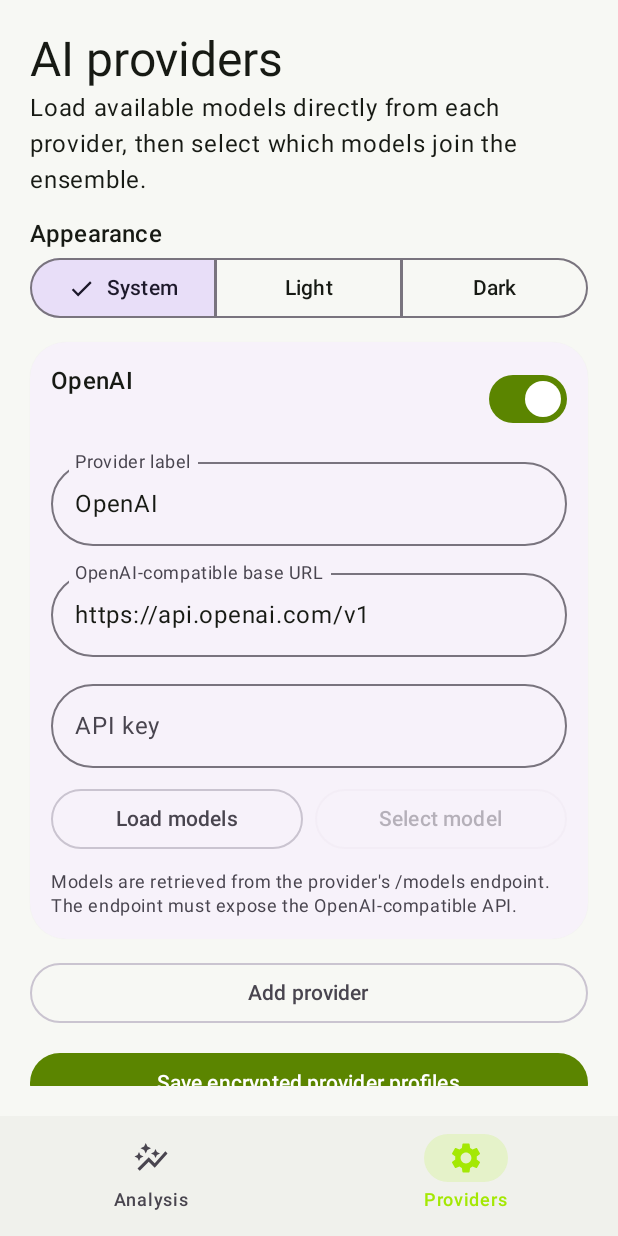
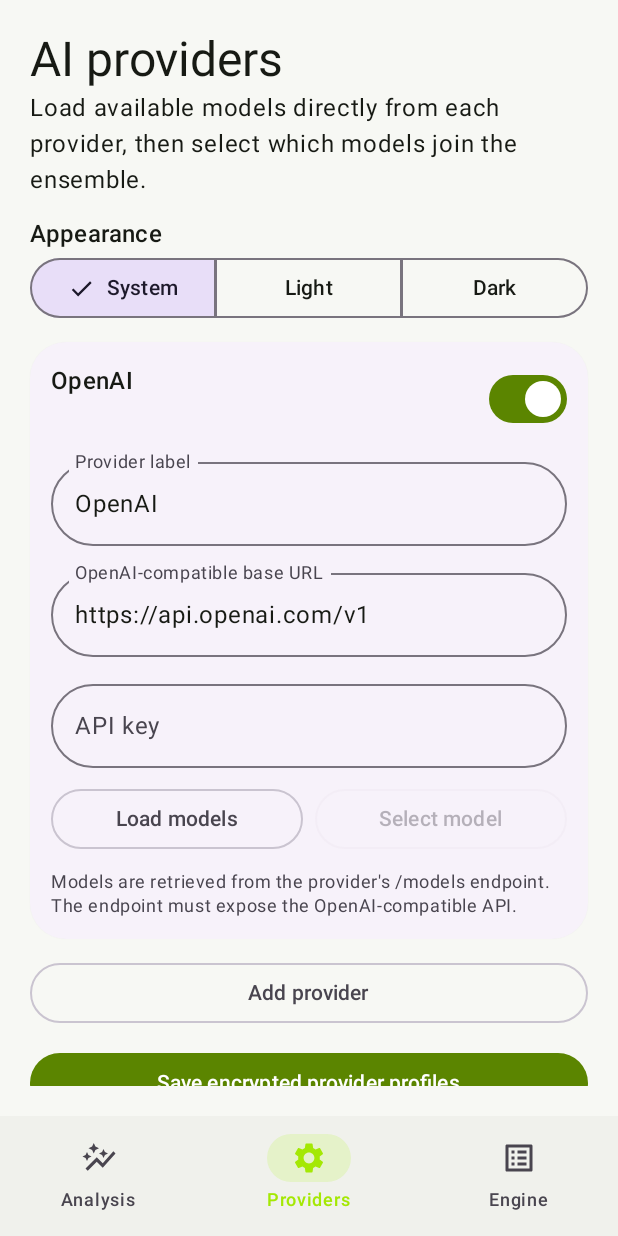
Before and after one commit to casndrih/CNCryto, an Android app built with Jetpack Compose: the screen it shows after launch (MainActivity), item 2 of the bottom bar chosen, on a phone screen of 412 x 824 dp. Run offline under Robolectric (Android 15) with nearby library versions, the phone set to English and light mode, and no system bars; pictures from the network do not load; 2 statements that could not run were skipped.

Commit message:
Add a dedicated Python-powered Forex Engine tab

```diff
--- a/app/src/main/java/com/cndrih/cncryto/MainActivity.kt
+++ b/app/src/main/java/com/cndrih/cncryto/MainActivity.kt
@@ -10,6 +10,7 @@ import androidx.compose.foundation.shape.RoundedCornerShape
 import androidx.compose.material.icons.Icons
 import androidx.compose.material.icons.filled.AutoGraph
 import androidx.compose.material.icons.filled.Settings
+import androidx.compose.material.icons.filled.ListAlt
 import androidx.compose.material3.*
 import androidx.compose.runtime.*
 import androidx.compose.ui.Modifier
@@ -118,6 +119,12 @@ class MainActivity : ComponentActivity() {
                                     selectedIconColor = Lime, selectedTextColor = if (darkMode) Lime else Dark.primary,
                                     indicatorColor = if (darkMode) Color(0xFF26300F) else Color(0xFFE5F2C9)
                                 ))
+                            NavigationBarItem(selected = tab == 2, onClick = { tab = 2 },
+                                icon = { Icon(Icons.Default.ListAlt, null) }, label = { Text("Engine") },
+                                colors = NavigationBarItemDefaults.colors(
+                                    selectedIconColor = Lime, selectedTextColor = if (darkMode) Lime else Dark.primary,
+                                    indicatorColor = if (darkMode) Color(0xFF26300F) else Color(0xFFE5F2C9)
+                                ))
                         }
                     }
                 ) { pad ->
@@ -164,7 +171,7 @@ class MainActivity : ComponentActivity() {
                             item { Text("No live prices or verified trade signals are shown until a market-data source is connected.", style = MaterialTheme.typography.bodySmall) }
                             item { Text("Trading involves substantial risk. AI output is not financial advice and no orders are executed.", style = MaterialTheme.typography.bodySmall, color = MaterialTheme.colorScheme.onSurfaceVariant) }
                         }
-                    } else {
+                    } else if (tab == 1) {
                         LazyColumn(Modifier.fillMaxSize().padding(pad).padding(20.dp), verticalArrangement = Arrangement.spacedBy(12.dp)) {
                             item {
                                 Text("AI providers", style = MaterialTheme.typography.headlineLarge)
@@ -244,6 +251,8 @@ class MainActivity : ComponentActivity() {
                                 Text("Provider API keys remain encrypted on this device. Native vendor-specific APIs that do not implement the OpenAI-compatible /models and /chat/completions routes need dedicated adapters.", style = MaterialTheme.typography.bodySmall)
                             }
                         }
+                    } else {
+                        ForexEngineScreen(Modifier.fillMaxSize().padding(pad))
                     }
                 }
             }
```
